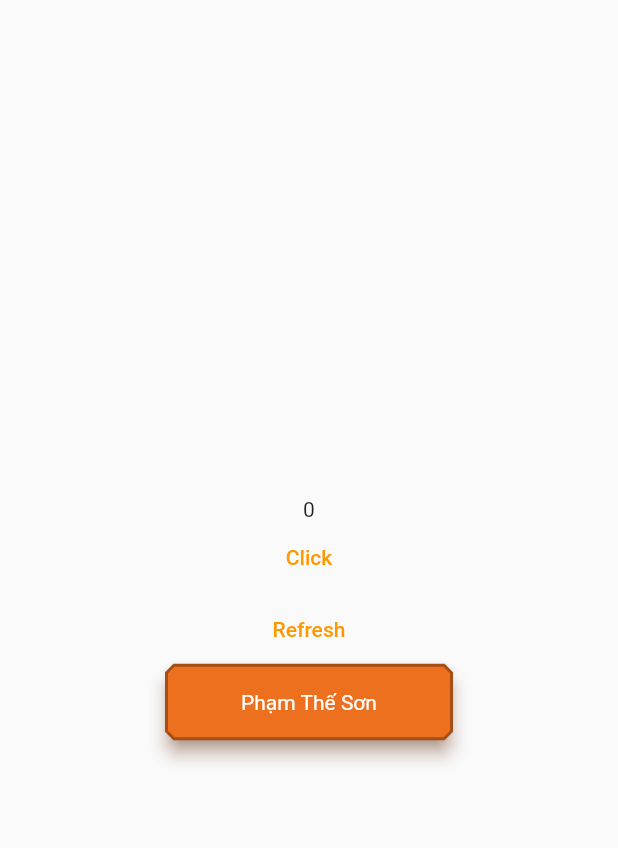
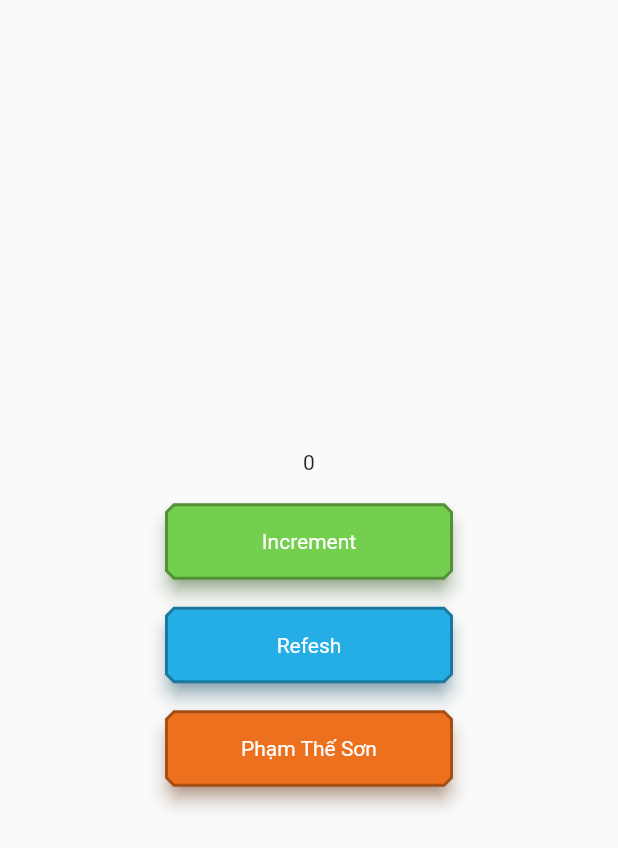
Before and after one commit to SonPham1501/GAME_TETRIS, a Flutter app: the screen it shows after launch, on a phone screen of 412 x 824 dp. Shown: the top 848 px of the screen. Run offline on Flutter 3.47's test engine with Material 2 defaults, Android fonts, the phone set to English and light mode, and no system bars; our stand-ins replace flex_color_scheme, flutter_hooks, flutter_riverpod, hive, hive_flutter, hooks_riverpod and 1 more; missing offline and left inert: flutter_portal; accounts and stored records are empty.

Commit message:
use button

```diff
--- a/lib/screens/home/home_screen.dart
+++ b/lib/screens/home/home_screen.dart
@@ -21,12 +21,23 @@ class HomeScreen extends HookConsumerWidget {
         mainAxisAlignment: MainAxisAlignment.center,
         children: [
           Center(child: Text(count.toString())),
-          TextButton(onPressed: () async {
-            ref.read(counterProvider).increment();
-          }, child: const Text('Click')),
-          TextButton(onPressed: () {
-            ref.refresh(counterProvider);
-          }, child: const Text('Refresh')),
+          const SizedBox(height: 20),
+          GameButton(
+            color: ButtonColors.green,
+            child: const Text('Increment'),
+            onPressed: () {
+              ref.read(counterProvider).increment();
+            },
+          ),
+          const SizedBox(height: 20),
+          GameButton(
+            color: ButtonColors.blue,
+            child: const Text('Refesh'),
+            onPressed: () {
+              ref.refresh(counterProvider);
+            },
+          ),
+          const SizedBox(height: 20),
           GameButton(
             color: ButtonColors.red,
             child: const Text('Phạm Thế Sơn'),
```
